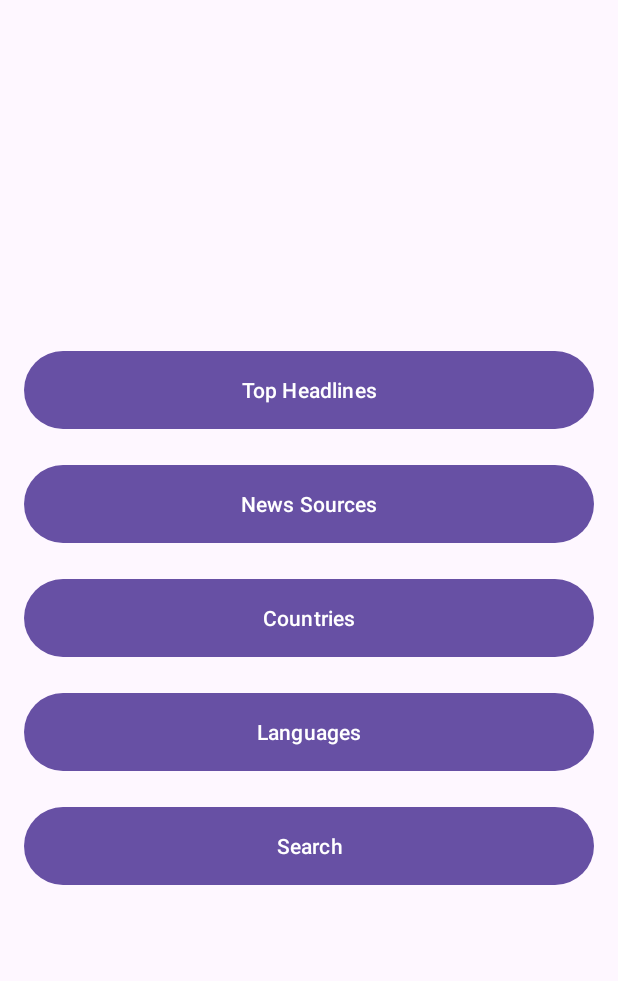
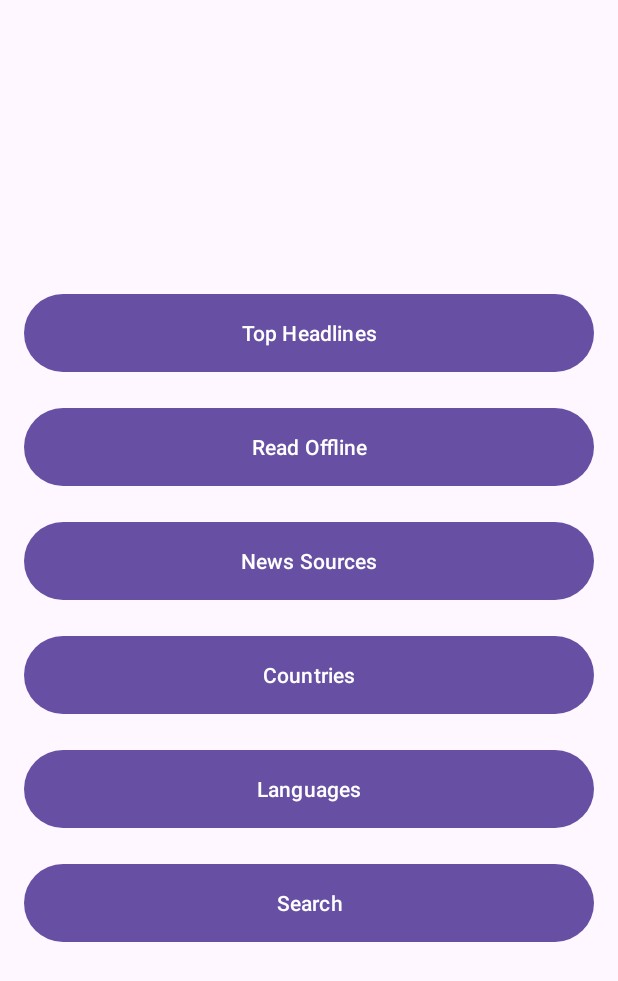
Before and after one commit to SumukhaK/NewsApp-MVVM, an Android app: the screen it shows after launch (MainActivity), on a phone screen of 412 x 824 dp. Shown: the top 981 px of the screen. Run offline under Robolectric (Android 15) with nearby library versions, the phone set to English and light mode, and no system bars; 3 statements that could not run were skipped.

Commit message:
adds offline reading repo and viewmodel classes, entry to offline reading at main activity

```diff
--- a/app/src/main/java/com/ksa/newsapp_mvvm_architecture/di/component/ActivityComponent.kt
+++ b/app/src/main/java/com/ksa/newsapp_mvvm_architecture/di/component/ActivityComponent.kt
@@ -4,6 +4,7 @@ import com.ksa.newsapp_mvvm_architecture.di.ActivityScope
 import com.ksa.newsapp_mvvm_architecture.di.module.ActivityModule
 import com.ksa.newsapp_mvvm_architecture.ui.countrylist.CountryListActivity
 import com.ksa.newsapp_mvvm_architecture.ui.newssources.NewsSourcesActivity
+import com.ksa.newsapp_mvvm_architecture.ui.offlinefirst.ReadOfflineActivity
 import com.ksa.newsapp_mvvm_architecture.ui.search.NewsSearchActivity
 import com.ksa.newsapp_mvvm_architecture.ui.topheadline.TopHeadlinesActivity
 import dagger.Component
@@ -15,4 +16,5 @@ interface ActivityComponent {
     fun injectNewsSources(activity: NewsSourcesActivity)
     fun injectCountryList(activity: CountryListActivity)
     fun injectSearchNews(activity: NewsSearchActivity)
+    fun injectOfflineRead(activity: ReadOfflineActivity)
 }
--- a/app/src/main/java/com/ksa/newsapp_mvvm_architecture/di/component/ApplicationComponent.kt
+++ b/app/src/main/java/com/ksa/newsapp_mvvm_architecture/di/component/ApplicationComponent.kt
@@ -6,6 +6,7 @@ import com.ksa.newsapp_mvvm_architecture.data.api.NetworkService
 import com.ksa.newsapp_mvvm_architecture.data.repository.CountryListRepository
 import com.ksa.newsapp_mvvm_architecture.data.repository.NewsSearchByKeywordRepository
 import com.ksa.newsapp_mvvm_architecture.data.repository.NewsSourcesRepository
+import com.ksa.newsapp_mvvm_architecture.data.repository.OfflineArticlesRepository
 import com.ksa.newsapp_mvvm_architecture.data.repository.TopHeadlinesRepository
 import com.ksa.newsapp_mvvm_architecture.di.ApplicationContext
 import com.ksa.newsapp_mvvm_architecture.di.module.ApplicationModule
@@ -31,5 +32,7 @@ interface ApplicationComponent {
 
     fun getSearchNewsRepository(): NewsSearchByKeywordRepository
 
+    fun getOfflineFirstRepository(): OfflineArticlesRepository
+
     fun getDispatcher(): DispatcherProvider
 }
--- a/app/src/main/java/com/ksa/newsapp_mvvm_architecture/ui/mainscreen/MainActivity.kt
+++ b/app/src/main/java/com/ksa/newsapp_mvvm_architecture/ui/mainscreen/MainActivity.kt
@@ -7,6 +7,7 @@ import androidx.appcompat.app.AppCompatActivity
 import com.ksa.newsapp_mvvm_architecture.databinding.ActivityMainBinding
 import com.ksa.newsapp_mvvm_architecture.ui.countrylist.CountryListActivity
 import com.ksa.newsapp_mvvm_architecture.ui.newssources.NewsSourcesActivity
+import com.ksa.newsapp_mvvm_architecture.ui.offlinefirst.ReadOfflineActivity
 import com.ksa.newsapp_mvvm_architecture.ui.search.NewsSearchActivity
 import com.ksa.newsapp_mvvm_architecture.ui.topheadline.TopHeadlinesActivity
 
@@ -25,6 +26,10 @@ class MainActivity : AppCompatActivity() {
         startActivity(intent)
     }
 
+    fun navigateToOfflineReading(view: View){
+        val intent = ReadOfflineActivity.startOfflineActivity(this, "")
+        startActivity(intent)
+    }
     fun navigateToNewsSources(view: View) {
         startActivity(NewsSourcesActivity.startNewsSourcesActivity(this))
     }
--- a/app/src/main/res/layout/activity_main.xml
+++ b/app/src/main/res/layout/activity_main.xml
@@ -25,6 +25,15 @@
             android:layout_marginTop="@dimen/button_margins"
             android:layout_marginBottom="@dimen/button_margins"
             android:text="@string/topheadlineds_buttonlabel"/>
+
+        <Button
+            android:layout_width="match_parent"
+            android:layout_height="@dimen/button_height"
+            android:id="@+id/offlinefirst_button"
+            android:onClick="navigateToTopHeadlines"
+            android:layout_marginTop="@dimen/button_margins"
+            android:layout_marginBottom="@dimen/button_margins"
+            android:text="@string/offlinefirst_buttonlabel"/>
 
         <Button
             android:layout_width="match_parent"
--- a/app/src/main/res/values/strings.xml
+++ b/app/src/main/res/values/strings.xml
@@ -1,6 +1,7 @@
 <resources>
     <string name="app_name">NewsApp-MVVM-Architecture</string>
     <string name="topheadlineds_buttonlabel">Top Headlines</string>
+    <string name="offlinefirst_buttonlabel">Read Offline</string>
     <string name="newssources_buttonlabel">News Sources</string>
     <string name="countries_buttonlabel">Countries</string>
     <string name="languages_buttonlabel">Languages</string>
```
Also changed, not shown: app/src/main/java/com/ksa/newsapp_mvvm_architecture/data/repository/OfflineArticlesRepository.kt (added, +9 -0 lines), app/src/main/java/com/ksa/newsapp_mvvm_architecture/di/module/ActivityModule.kt (+12 -0 lines), app/src/main/java/com/ksa/newsapp_mvvm_architecture/ui/offlinefirst/OfflineFirstViewModel.kt (added, +11 -0 lines).
